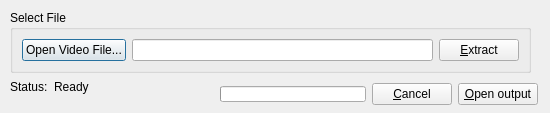
Above: src/audioextdialog.ui from rupeshs/ExMplayer before the change. Below: the same form after it.
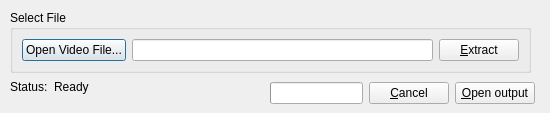
That is the form after the change. Icons and pictures are not drawn.

Commit message: ExMplayer 4.0 release windows

Diff of the .ui file:
```diff
--- a/src/audioextdialog.ui
+++ b/src/audioextdialog.ui
@@ -96,17 +96,17 @@
     </item>
    </layout>
   </widget>
-  <widget class="QWidget" name="layoutWidget_2">
+  <widget class="QWidget" name="">
    <property name="geometry">
     <rect>
-     <x>220</x>
+     <x>270</x>
      <y>80</y>
-     <width>318</width>
-     <height>29</height>
+     <width>265</width>
+     <height>26</height>
     </rect>
    </property>
-   <layout class="QGridLayout" name="gridLayout">
-    <item row="0" column="0">
+   <layout class="QHBoxLayout" name="horizontalLayout_2">
+    <item>
      <widget class="QProgressBar" name="progressBar">
       <property name="minimumSize">
        <size>
@@ -114,12 +114,6 @@
         <height>16</height>
        </size>
       </property>
-      <property name="maximumSize">
-       <size>
-        <width>16777215</width>
-        <height>16</height>
-       </size>
-      </property>
       <property name="value">
        <number>0</number>
       </property>
@@ -128,7 +122,7 @@
       </property>
      </widget>
     </item>
-    <item row="0" column="1">
+    <item>
      <widget class="QPushButton" name="pushButton_2">
       <property name="text">
        <string>&amp;Cancel</string>
@@ -139,7 +133,7 @@
       </property>
      </widget>
     </item>
-    <item row="0" column="2">
+    <item>
      <widget class="QPushButton" name="pushButtonof">
       <property name="text">
        <string>&amp;Open output</string>
```
The commit also changes 7 other files.
